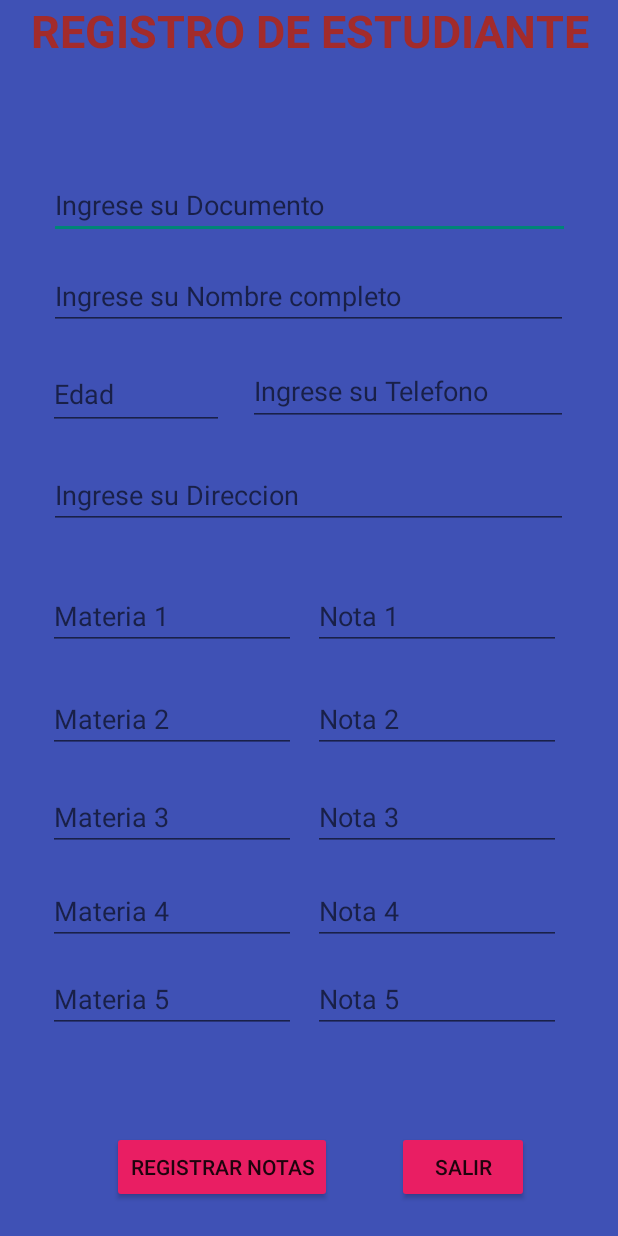
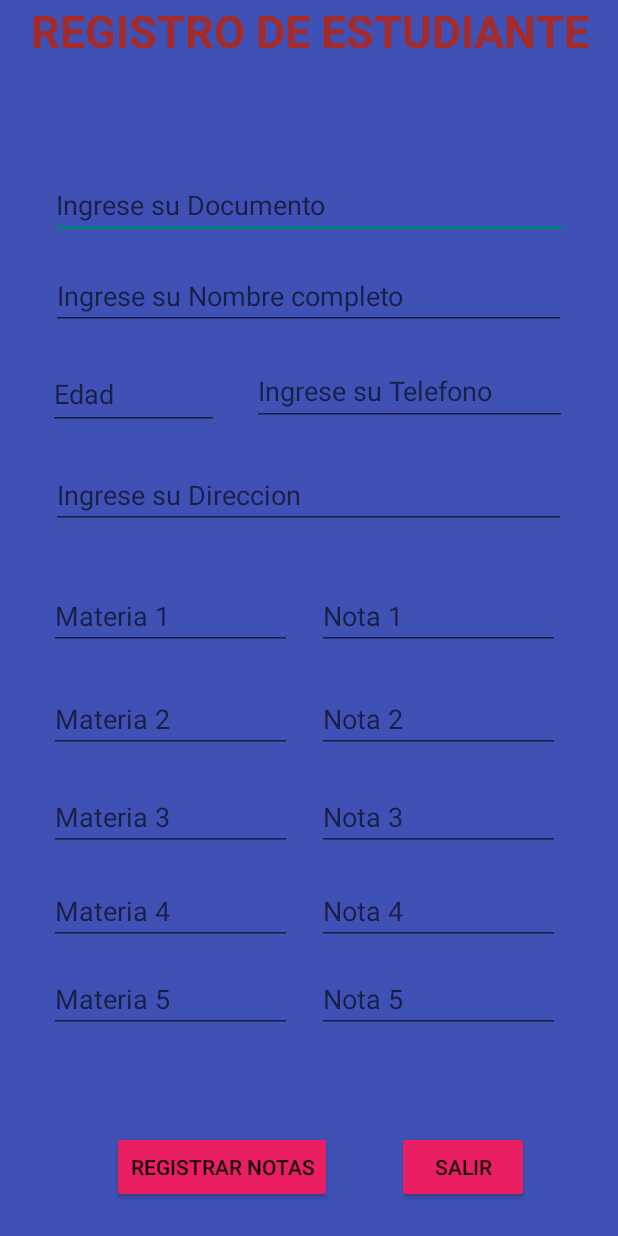
Before and after one commit to Gohan-117holguin/appSaltamontes, an Android app: the RegistroActivity screen opened directly, with no data from a screen before it, on a phone screen of 412 x 824 dp. Run offline under Robolectric (Android 15) with nearby library versions, the phone set to English and light mode, and no system bars.

Commit message:
organizacion del view de registro

```diff
--- a/app/src/main/java/com/example/saltamontes/AyudaActivity.kt
+++ b/app/src/main/java/com/example/saltamontes/AyudaActivity.kt
@@ -9,7 +9,7 @@ class AyudaActivity : AppCompatActivity() {
         super.onCreate(savedInstanceState)
         setContentView(R.layout.activity_ayuda)
 
-        var botonSalir: Button =findViewById(R.id.btn_salirAyu)
+        var botonSalir: Button =findViewById(R.id.btnSalir)
         botonSalir.setOnClickListener{salir()}
     }
 
--- a/app/src/main/res/layout-land/activity_ayuda.xml
+++ b/app/src/main/res/layout-land/activity_ayuda.xml
@@ -168,7 +168,7 @@
             app:layout_goneMarginTop="20dp" />
 
         <Button
-            android:id="@+id/btn_salirAyu"
+            android:id="@+id/btnSalir"
             android:layout_width="wrap_content"
             android:layout_height="wrap_content"
             android:background="#3F51B5"
--- a/app/src/main/res/layout/activity_main.xml
+++ b/app/src/main/res/layout/activity_main.xml
@@ -10,7 +10,7 @@
 
     <TextView
         android:id="@+id/textView"
-        android:layout_width="407dp"
+        android:layout_width="400dp"
         android:layout_height="103dp"
         android:text="@string/app_name2"
         android:textAlignment="center"
--- a/app/src/main/res/layout/activity_registro.xml
+++ b/app/src/main/res/layout/activity_registro.xml
@@ -10,7 +10,7 @@
 
     <TextView
         android:id="@+id/textView"
-        android:layout_width="407dp"
+        android:layout_width="400dp"
         android:layout_height="103dp"
         android:text="REGISTRO DE ESTUDIANTE"
         android:textAlignment="center"
@@ -25,7 +25,7 @@
 
     <EditText
         android:id="@+id/txtDocumento"
-        android:layout_width="347dp"
+        android:layout_width="345dp"
         android:layout_height="43dp"
         android:hint="Ingrese su Documento"
         app:layout_constraintBottom_toBottomOf="parent"
@@ -36,7 +36,7 @@
 
     <EditText
         android:id="@+id/txtMateria5"
-        android:layout_width="165dp"
+        android:layout_width="162dp"
         android:layout_height="41dp"
         android:hint="Materia 5"
         android:inputType="textPersonName"
@@ -49,7 +49,7 @@
 
     <EditText
         android:id="@+id/txtNota5"
-        android:layout_width="165dp"
+        android:layout_width="162dp"
         android:layout_height="41dp"
         android:hint="Nota 5"
         android:inputType="textPersonName"
@@ -62,7 +62,7 @@
 
     <EditText
         android:id="@+id/txtMateria1"
-        android:layout_width="165dp"
+        android:layout_width="162dp"
         android:layout_height="41dp"
         android:hint="Materia 1"
         android:inputType="textPersonName"
@@ -75,7 +75,7 @@
 
     <EditText
         android:id="@+id/txtNota3"
-        android:layout_width="165dp"
+        android:layout_width="162dp"
         android:layout_height="41dp"
         android:hint="Nota 3"
         android:inputType="textPersonName"
@@ -88,7 +88,7 @@
 
     <EditText
         android:id="@+id/txtDireccion"
-        android:layout_width="346dp"
+        android:layout_width="343dp"
         android:layout_height="45dp"
         android:hint="Ingrese su Direccion"
         app:layout_constraintBottom_toBottomOf="parent"
@@ -100,7 +100,7 @@
 
     <EditText
         android:id="@+id/txtNota1"
-        android:layout_width="165dp"
+        android:layout_width="162dp"
         android:layout_height="41dp"
         android:hint="Nota 1"
         android:inputType="textPersonName"
@@ -113,7 +113,7 @@
 
     <EditText
         android:id="@+id/txtNombre"
-        android:layout_width="346dp"
+        android:layout_width="343dp"
         android:layout_height="45dp"
         android:hint="Ingrese su Nombre completo"
         app:layout_constraintBottom_toBottomOf="parent"
@@ -126,7 +126,7 @@
 
     <EditText
         android:id="@+id/txtTelefono"
-        android:layout_width="213dp"
+        android:layout_width="210dp"
         android:layout_height="46dp"
         android:hint="Ingrese su Telefono"
         android:inputType="number"
@@ -139,7 +139,7 @@
 
     <EditText
         android:id="@+id/txtMateria2"
-        android:layout_width="165dp"
+        android:layout_width="162dp"
         android:layout_height="41dp"
         android:hint="Materia 2"
         android:inputType="textPersonName"
@@ -152,7 +152,7 @@
 
     <EditText
         android:id="@+id/txtMateria4"
-        android:layout_width="165dp"
+        android:layout_width="162dp"
         android:layout_height="41dp"
         android:hint="Materia 4"
         android:inputType="textPersonName"
@@ -165,7 +165,7 @@
 
     <EditText
         android:id="@+id/txtMateria3"
-        android:layout_width="165dp"
+        android:layout_width="162dp"
         android:layout_height="41dp"
         android:hint="Materia 3"
         android:inputType="textPersonName"
@@ -178,7 +178,7 @@
 
     <EditText
         android:id="@+id/txtNota4"
-        android:layout_width="165dp"
+        android:layout_width="162dp"
         android:layout_height="41dp"
         android:hint="Nota 4"
         android:inputType="textPersonName"
@@ -191,7 +191,7 @@
 
     <EditText
         android:id="@+id/txtNota2"
-        android:layout_width="165dp"
+        android:layout_width="162dp"
         android:layout_height="41dp"
         android:hint="Nota 2"
         android:inputType="textPersonName"
@@ -204,7 +204,7 @@
 
     <EditText
         android:id="@+id/txtEdad"
-        android:layout_width="117dp"
+        android:layout_width="114dp"
         android:layout_height="47dp"
         android:hint="Edad"
         android:inputType="number"
```
Also changed, not shown: app/src/main/res/layout/activity_ayuda.xml (+8 -7 lines).
